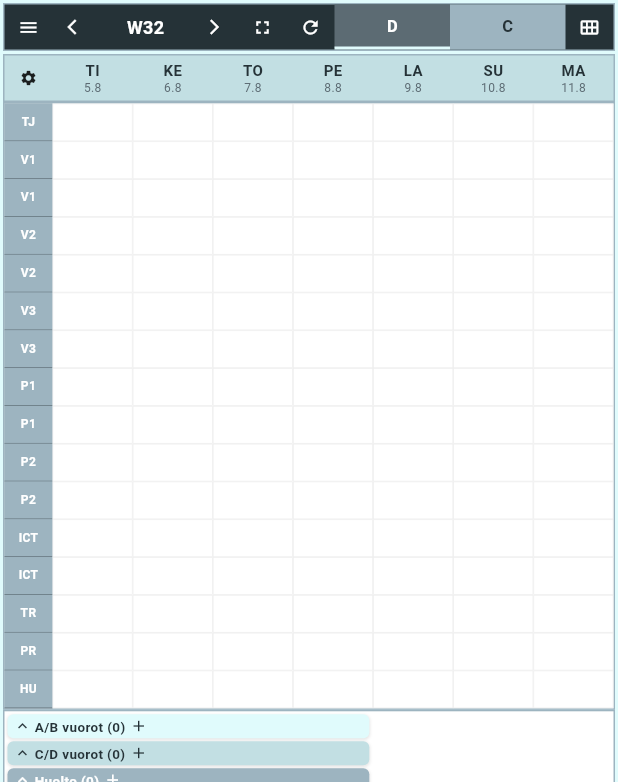
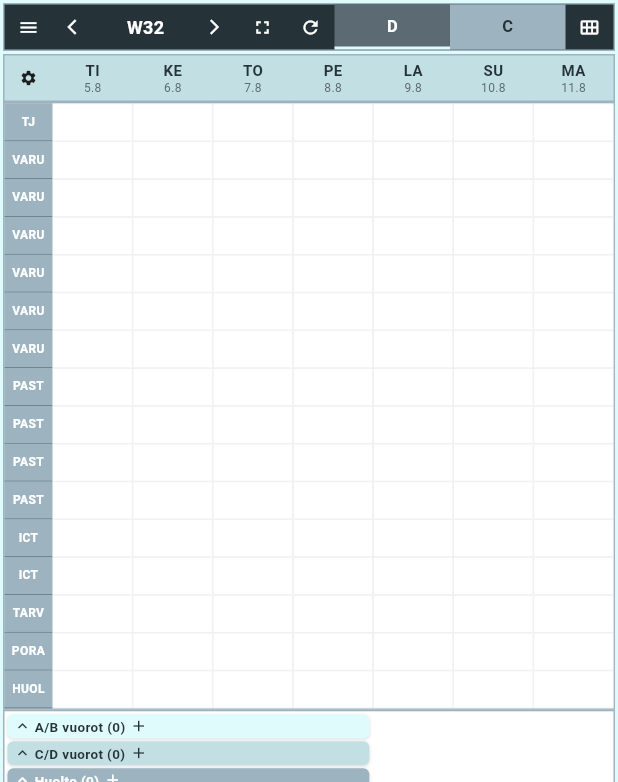
Before and after one commit to Blendermaestro/Recourcegame, a Flutter app: the screen it shows once a user with an empty profile is signed in, after a tap on the "arrow forward ios" icon, on a phone screen of 412 x 824 dp. Shown: the top 782 px of the screen. Run offline on Flutter 3.47's test engine with Material 3 defaults, Android fonts, the phone set to English and light mode, and no system bars; our stand-ins replace shared_preferences, supabase_flutter; missing offline and left inert: dart:html; accounts and stored records are empty.

Commit message:
CRITICAL FIX: Make custom profession names visible in all views
- Moved custom profession names from WeekView to SharedAssignmentData for global access
- Updated all views (YearView, ShiftSection, EmployeeSettings) to use shared profession names
- Added SharedAssignmentData.getRoleDisplayName() and getCompactRoleName() methods
- Custom profession names now appear correctly in yearly view and calendar displays
- Fixed issue where only default names were showing instead of user customizations

```diff
--- a/calendar_app/lib/services/shared_assignment_data.dart
+++ b/calendar_app/lib/services/shared_assignment_data.dart
@@ -14,6 +14,106 @@ class SharedAssignmentData {
   static final Map<int, Map<EmployeeRole, bool>> weekNightShiftProfessions = {};
   static final Map<int, Map<EmployeeRole, int>> weekDayShiftRows = {};
   static final Map<int, Map<EmployeeRole, int>> weekNightShiftRows = {};
+
+  // 🔥 SHARED CUSTOM PROFESSION NAMES - Accessible from all views
+  static final Map<EmployeeRole, String> customProfessionNames = {
+    EmployeeRole.tj: 'TJ',
+    EmployeeRole.varu1: 'VARU1',
+    EmployeeRole.varu2: 'VARU2',
+    EmployeeRole.varu3: 'VARU3',
+    EmployeeRole.varu4: 'VARU4',
+    EmployeeRole.pasta1: 'PASTA1',
+    EmployeeRole.pasta2: 'PASTA2',
+    EmployeeRole.ict: 'ICT',
+    EmployeeRole.tarvike: 'TARVIKE',
+    EmployeeRole.pora: 'PORA',
+    EmployeeRole.huolto: 'HUOLTO',
+    // Default names for configurable slots
+    EmployeeRole.slot1: 'SLOT1',
+    EmployeeRole.slot2: 'SLOT2',
+    EmployeeRole.slot3: 'SLOT3',
+    EmployeeRole.slot4: 'SLOT4',
+    EmployeeRole.slot5: 'SLOT5',
+    EmployeeRole.slot6: 'SLOT6',
+    EmployeeRole.slot7: 'SLOT7',
+    EmployeeRole.slot8: 'SLOT8',
+    EmployeeRole.slot9: 'SLOT9',
+    EmployeeRole.slot10: 'SLOT10',
+  };
+
+  static final Map<EmployeeRole, String> customProfessionFullNames = {
+    EmployeeRole.tj: 'Työnjohtaja',
+    EmployeeRole.varu1: 'Varustaja 1',
+    EmployeeRole.varu2: 'Varustaja 2',
+    EmployeeRole.varu3: 'Varustaja 3',
+    EmployeeRole.varu4: 'Varustaja 4',
+    EmployeeRole.pasta1: 'Pasta 1',
+    EmployeeRole.pasta2: 'Pasta 2',
+    EmployeeRole.ict: 'ICT',
+    EmployeeRole.tarvike: 'Tarvike',
+    EmployeeRole.pora: 'Pora',
+    EmployeeRole.huolto: 'Huolto',
+    // Default full names for configurable slots
+    EmployeeRole.slot1: 'Custom Profession 1',
+    EmployeeRole.slot2: 'Custom Profession 2',
+    EmployeeRole.slot3: 'Custom Profession 3',
+    EmployeeRole.slot4: 'Custom Profession 4',
+    EmployeeRole.slot5: 'Custom Profession 5',
+    EmployeeRole.slot6: 'Custom Profession 6',
+    EmployeeRole.slot7: 'Custom Profession 7',
+    EmployeeRole.slot8: 'Custom Profession 8',
+    EmployeeRole.slot9: 'Custom Profession 9',
+    EmployeeRole.slot10: 'Custom Profession 10',
+  };
+
+  // 🔥 ACTIVE PROFESSION SLOTS - Track which configurable slots are enabled
+  static final Set<EmployeeRole> activeProfessionSlots = <EmployeeRole>{};
+
+  /// Get role display name using custom names
+  static String getRoleDisplayName(EmployeeRole role) {
+    return customProfessionNames[role] ?? role.name.toUpperCase();
+  }
+
+  /// Get compact role name for calendar display
+  static String getCompactRoleName(EmployeeRole role) {
+    final customName = customProfessionNames[role];
+    if (customName != null) {
+      // For custom names, try to make them compact
+      if (customName.length <= 3) return customName;
+      // If longer than 3 chars, try to abbreviate
+      if (customName.contains(' ')) {
+        return customName.split(' ').map((word) => word.isNotEmpty ? word[0] : '').join('').toUpperCase();
+      }
+      return customName.length > 4 ? customName.substring(0, 4) : customName;
+    }
+
+    // Default compact names
+    switch (role) {
+      case EmployeeRole.tj: return 'TJ';
+      case EmployeeRole.varu1: return 'V1';
+      case EmployeeRole.varu2: return 'V2';
+      case EmployeeRole.varu3: return 'V3';
+      case EmployeeRole.varu4: return 'V4';
+      case EmployeeRole.pasta1: return 'P1';
+      case EmployeeRole.pasta2: return 'P2';
+      case EmployeeRole.ict: return 'ICT';
+      case EmployeeRole.tarvike: return 'TR';
+      case EmployeeRole.pora: return 'PR';
+      case EmployeeRole.huolto: return 'HU';
+      case EmployeeRole.custom: return 'CU';
+      case EmployeeRole.slot1:
+      case EmployeeRole.slot2:
+      case EmployeeRole.slot3:
+      case EmployeeRole.slot4:
+      case EmployeeRole.slot5:
+      case EmployeeRole.slot6:
+      case EmployeeRole.slot7:
+      case EmployeeRole.slot8:
+      case EmployeeRole.slot9:
+      case EmployeeRole.slot10:
+        return role.name.substring(4).toUpperCase(); // "slot1" -> "1"
+    }
+  }
 
   /// Clear all data (useful for logout/reset)
   static void clearAll() {
--- a/calendar_app/lib/views/week_view/week_view.dart
+++ b/calendar_app/lib/views/week_view/week_view.dart
@@ -53,60 +53,10 @@ class _WeekViewState extends State<WeekView> {
   Map<int, Map<EmployeeRole, int>> get _weekDayShiftRows => SharedAssignmentData.weekDayShiftRows;
   Map<int, Map<EmployeeRole, int>> get _weekNightShiftRows => SharedAssignmentData.weekNightShiftRows;
 
-  // 🔥 CUSTOM PROFESSION NAMES - Allow editing default profession display names
-  static final Map<EmployeeRole, String> _customProfessionNames = {
-    EmployeeRole.tj: 'TJ',
-    EmployeeRole.varu1: 'VARU1',
-    EmployeeRole.varu2: 'VARU2',
-    EmployeeRole.varu3: 'VARU3',
-    EmployeeRole.varu4: 'VARU4',
-    EmployeeRole.pasta1: 'PASTA1',
-    EmployeeRole.pasta2: 'PASTA2',
-    EmployeeRole.ict: 'ICT',
-    EmployeeRole.tarvike: 'TARVIKE',
-    EmployeeRole.pora: 'PORA',
-    EmployeeRole.huolto: 'HUOLTO',
-    // Default names for configurable slots
-    EmployeeRole.slot1: 'SLOT1',
-    EmployeeRole.slot2: 'SLOT2',
-    EmployeeRole.slot3: 'SLOT3',
-    EmployeeRole.slot4: 'SLOT4',
-    EmployeeRole.slot5: 'SLOT5',
-    EmployeeRole.slot6: 'SLOT6',
-    EmployeeRole.slot7: 'SLOT7',
-    EmployeeRole.slot8: 'SLOT8',
-    EmployeeRole.slot9: 'SLOT9',
-    EmployeeRole.slot10: 'SLOT10',
-  };
-
-  // Full profession names for editing dialog
-  static final Map<EmployeeRole, String> _customProfessionFullNames = {
-    EmployeeRole.tj: 'Työnjohtaja',
-    EmployeeRole.varu1: 'Varustaja 1',
-    EmployeeRole.varu2: 'Varustaja 2',
-    EmployeeRole.varu3: 'Varustaja 3',
-    EmployeeRole.varu4: 'Varustaja 4',
-    EmployeeRole.pasta1: 'Pasta 1',
-    EmployeeRole.pasta2: 'Pasta 2',
-    EmployeeRole.ict: 'ICT',
-    EmployeeRole.tarvike: 'Tarvike',
-    EmployeeRole.pora: 'Pora',
-    EmployeeRole.huolto: 'Huolto',
-    // Default full names for configurable slots
-    EmployeeRole.slot1: 'Custom Profession 1',
-    EmployeeRole.slot2: 'Custom Profession 2',
-    EmployeeRole.slot3: 'Custom Profession 3',
-    EmployeeRole.slot4: 'Custom Profession 4',
-    EmployeeRole.slot5: 'Custom Profession 5',
-    EmployeeRole.slot6: 'Custom Profession 6',
-    EmployeeRole.slot7: 'Custom Profession 7',
-    EmployeeRole.slot8: 'Custom Profession 8',
-    EmployeeRole.slot9: 'Custom Profession 9',
-    EmployeeRole.slot10: 'Custom Profession 10',
-  };
-
-  // 🔥 ACTIVE PROFESSION SLOTS - Track which configurable slots are enabled
-  static final Set<EmployeeRole> _activeProfessionSlots = <EmployeeRole>{};
+  // 🔥 USE SHARED PROFESSION DATA - All profession customization moved to SharedAssignmentData
+  Map<EmployeeRole, String> get _customProfessionNames => SharedAssignmentData.customProfessionNames;
+  Map<EmployeeRole, String> get _customProfessionFullNames => SharedAssignmentData.customProfessionFullNames;
+  Set<EmployeeRole> get _activeProfessionSlots => SharedAssignmentData.activeProfessionSlots;
 
   // Collapsible employee groups
   final Map<EmployeeCategory, bool> _collapsedGroups = {
@@ -1353,7 +1303,7 @@ class _WeekViewState extends State<WeekView> {
       final slotProfessions = [EmployeeRole.slot1, EmployeeRole.slot2, EmployeeRole.slot3, EmployeeRole.slot4, EmployeeRole.slot5,
                               EmployeeRole.slot6, EmployeeRole.slot7, EmployeeRole.slot8, EmployeeRole.slot9, EmployeeRole.slot10];
 
-      final activeSlotsOnly = slotProfessions.where((slot) => _activeProfessionSlots.contains(slot)).toList();
+      final activeSlotsOnly = slotProfessions.where((slot) => SharedAssignmentData.activeProfessionSlots.contains(slot)).toList();
       final availableRoles = [...defaultProfessions, ...activeSlotsOnly];
 
       return SingleChildScrollView(
@@ -1583,14 +1533,14 @@ class _WeekViewState extends State<WeekView> {
   }
 
   String _getRoleDisplayName(EmployeeRole role) {
-    // Use custom names if available, otherwise fallback to default
-    return _customProfessionNames[role] ?? role.name.toUpperCase();
+    // Use shared custom names
+    return SharedAssignmentData.getRoleDisplayName(role);
   }
 
   /// Edit profession names (both short and full names)
   void _editProfessionName(EmployeeRole role, StateSetter setDialogState) {
-    final shortNameController = TextEditingController(text: _customProfessionNames[role] ?? '');
-    final fullNameController = TextEditingController(text: _customProfessionFullNames[role] ?? '');
+    final shortNameController = TextEditingController(text: SharedAssignmentData.customProfessionNames[role] ?? '');
+    final fullNameController = TextEditingController(text: SharedAssignmentData.customProfessionFullNames[role] ?? '');
 
     showDialog(
       context: context,
@@ -1630,8 +1580,8 @@ class _WeekViewState extends State<WeekView> {
 
               if (shortName.isNotEmpty && fullName.isNotEmpty) {
                 setState(() {
-                  _customProfessionNames[role] = shortName;
-                  _customProfessionFullNames[role] = fullName;
+                  SharedAssignmentData.customProfessionNames[role] = shortName;
+                  SharedAssignmentData.customProfessionFullNames[role] = fullName;
                 });
                 setDialogState(() {}); // Update the profession settings dialog
                 _saveProfessionNames();
@@ -1650,15 +1600,15 @@ class _WeekViewState extends State<WeekView> {
     try {
       // Save to SharedPreferences as backup and for immediate access
       final prefs = await SharedPreferences.getInstance();
-      final shortNamesJson = _customProfessionNames.map((key, value) => MapEntry(key.name, value));
-      final fullNamesJson = _customProfessionFullNames.map((key, value) => MapEntry(key.name, value));
-      final activeSlotsJson = _activeProfessionSlots.map((slot) => slot.name).toList();
+      final shortNamesJson = SharedAssignmentData.customProfessionNames.map((key, value) => MapEntry(key.name, value));
+      final fullNamesJson = SharedAssignmentData.customProfessionFullNames.map((key, value) => MapEntry(key.name, value));
+      final activeSlotsJson = SharedAssignmentData.activeProfessionSlots.map((slot) => slot.name).toList();
 
       await prefs.setString('custom_profession_short_names', json.encode(shortNamesJson));
       await prefs.setString('custom_profession_full_names', json.encode(fullNamesJson));
       await prefs.setString('active_profession_slots', json.encode(activeSlotsJson));
 
-      print('✅ Saved custom profession names and ${_activeProfessionSlots.length} active slots locally');
+      print('✅ Saved custom profession names and ${SharedAssignmentData.activeProfessionSlots.length} active slots locally');
     } catch (e) {
       print('❌ Error saving profession names: $e');
     }
@@ -1679,7 +1629,7 @@ class _WeekViewState extends State<WeekView> {
             orElse: () => EmployeeRole.tj,
           );
           if (role != EmployeeRole.custom) {
-            _customProfessionNames[role] = entry.value;
+            SharedAssignmentData.customProfessionNames[role] = entry.value;
           }
         }
       }
@@ -1694,7 +1644,7 @@ class _WeekViewState extends State<WeekView> {
             orElse: () => EmployeeRole.tj,
           );
           if (role != EmployeeRole.custom) {
-            _customProfessionFullNames[role] = entry.value;
+            SharedAssignmentData.customProfessionFullNames[role] = entry.value;
           }
         }
       }
@@ -1703,19 +1653,19 @@ class _WeekViewState extends State<WeekView> {
       final activeSlotsJson = prefs.getString('active_profession_slots');
       if (activeSlotsJson != null) {
         final List<dynamic> slotNames = json.decode(activeSlotsJson);
-        _activeProfessionSlots.clear();
+        SharedAssignmentData.activeProfessionSlots.clear();
         for (final slotName in slotNames) {
           final role = EmployeeRole.values.firstWhere(
             (r) => r.name == slotName,
             orElse: () => EmployeeRole.tj,
           );
           if (role.name.startsWith('slot')) {
-            _activeProfessionSlots.add(role);
+            SharedAssignmentData.activeProfessionSlots.add(role);
           }
         }
       }
 
-      print('✅ Loaded custom profession names and ${_activeProfessionSlots.length} active slots');
+      print('✅ Loaded custom profession names and ${SharedAssignmentData.activeProfessionSlots.length} active slots');
     } catch (e) {
       print('❌ Error loading profession names: $e');
     }
@@ -1725,7 +1675,7 @@ class _WeekViewState extends State<WeekView> {
   bool _canAddMoreProfessions() {
     final slotProfessions = [EmployeeRole.slot1, EmployeeRole.slot2, EmployeeRole.slot3, EmployeeRole.slot4, EmployeeRole.slot5,
                             EmployeeRole.slot6, EmployeeRole.slot7, EmployeeRole.slot8, EmployeeRole.slot9, EmployeeRole.slot10];
-    return _activeProfessionSlots.length < slotProfessions.length;
+    return SharedAssignmentData.activeProfessionSlots.length < slotProfessions.length;
   }
 
   /// Add a new profession slot
@@ -1735,13 +1685,13 @@ class _WeekViewState extends State<WeekView> {
 
     // Find first available slot
     final availableSlot = slotProfessions.firstWhere(
-      (slot) => !_activeProfessionSlots.contains(slot),
+      (slot) => !SharedAssignmentData.activeProfessionSlots.contains(slot),
       orElse: () => EmployeeRole.slot1,
     );
 
-    if (!_activeProfessionSlots.contains(availableSlot)) {
-      final shortNameController = TextEditingController(text: 'NEW${_activeProfessionSlots.length + 1}');
-      final fullNameController = TextEditingController(text: 'New Profession ${_activeProfessionSlots.length + 1}');
+    if (!SharedAssignmentData.activeProfessionSlots.contains(availableSlot)) {
+      final shortNameController = TextEditingController(text: 'NEW${SharedAssignmentData.activeProfessionSlots.length + 1}');
+      final fullNameController = TextEditingController(text: 'New Profession ${SharedAssignmentData.activeProfessionSlots.length + 1}');
 
       showDialog(
         context: context,
@@ -1781,9 +1731,9 @@ class _WeekViewState extends State<WeekView> {
 
                 if (shortName.isNotEmpty && fullName.isNotEmpty) {
                   setState(() {
-                    _activeProfessionSlots.add(availableSlot);
-                    _customProfessionNames[availableSlot] = shortName;
-                    _customProfessionFullNames[availableSlot] = fullName;
+                    SharedAssignmentData.activeProfessionSlots.add(availableSlot);
+                    SharedAssignmentData.customProfessionNames[availableSlot] = shortName;
+                    SharedAssignmentData.customProfessionFullNames[availableSlot] = fullName;
 
                     // Set default visibility and rows for the new profession in current week
                     final dayProfessions = _weekDayShiftProfessions[widget.weekNumber] ??= {};
@@ -1812,7 +1762,7 @@ class _WeekViewState extends State<WeekView> {
 
   /// Remove a profession slot
   void _removeProfession(StateSetter setDialogState) {
-    final activeSlots = _activeProfessionSlots.toList();
+    final activeSlots = SharedAssignmentData.activeProfessionSlots.toList();
 
     showDialog(
       context: context,
@@ -1824,13 +1774,13 @@ class _WeekViewState extends State<WeekView> {
             const Text('Select profession to remove:'),
             const SizedBox(height: 16),
             ...activeSlots.map((slot) => ListTile(
-              title: Text(_customProfessionNames[slot] ?? slot.name.toUpperCase()),
-              subtitle: Text(_customProfessionFullNames[slot] ?? 'Custom Profession'),
+              title: Text(SharedAssignmentData.customProfessionNames[slot] ?? slot.name.toUpperCase()),
+              subtitle: Text(SharedAssignmentData.customProfessionFullNames[slot] ?? 'Custom Profession'),
               trailing: IconButton(
                 icon: const Icon(Icons.delete, color: Colors.red),
                 onPressed: () {
                   setState(() {
-                    _activeProfessionSlots.remove(slot);
+                    SharedAssignmentData.activeProfessionSlots.remove(slot);
 
                     // Remove assignments for this profession
                     _moveAssignmentsBackToWorkers(slot, 'Päivävuoro');
@@ -2618,43 +2568,8 @@ class _WeekViewState extends State<WeekView> {
 
   // Add compact role name function
   String _getCompactRoleName(EmployeeRole role) {
-    switch (role) {
-      case EmployeeRole.tj:
-        return 'TJ';
-      case EmployeeRole.varu1:
-        return 'V1';
-      case EmployeeRole.varu2:
-        return 'V2';
-      case EmployeeRole.varu3:
-        return 'V3';
-      case EmployeeRole.varu4:
-        return 'V4';
-      case EmployeeRole.pasta1:
-        return 'P1';
-      case EmployeeRole.pasta2:
-        return 'P2';
-      case EmployeeRole.ict:
-        return 'ICT';
-      case EmployeeRole.tarvike:
-        return 'TR';
-      case EmployeeRole.pora:
-        return 'PR';
-      case EmployeeRole.huolto:
-        return 'HU';
-      case EmployeeRole.custom:
-        return 'CU';
-      case EmployeeRole.slot1:
-      case EmployeeRole.slot2:
-      case EmployeeRole.slot3:
-      case EmployeeRole.slot4:
-      case EmployeeRole.slot5:
-      case EmployeeRole.slot6:
-      case EmployeeRole.slot7:
-      case EmployeeRole.slot8:
-      case EmployeeRole.slot9:
-      case EmployeeRole.slot10:
-        return role.name.substring(4).toUpperCase(); // "SLOT1" -> "1"
-    }
+    // Use shared compact role name method
+    return SharedAssignmentData.getCompactRoleName(role);
   }
 
 
```
Also changed, not shown: calendar_app/lib/views/employee_settings/employee_settings_view.dart (+18 -24 lines), calendar_app/lib/views/week_view/components/shift_section.dart (+3 -25 lines), calendar_app/lib/views/year_view/year_view.dart (+4 -63 lines).
